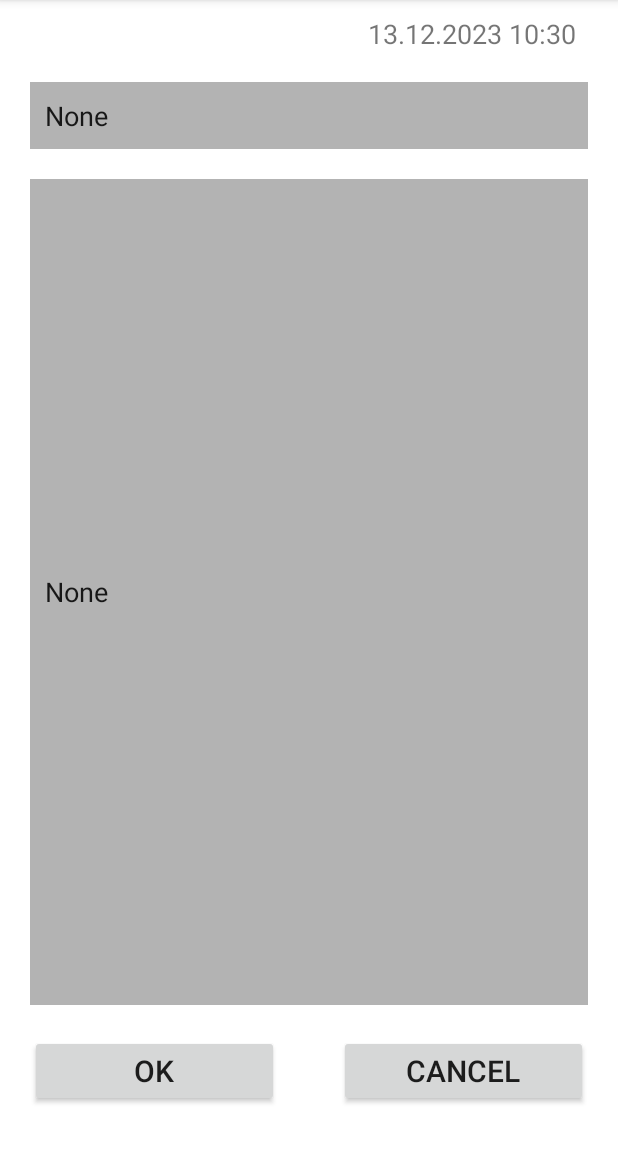
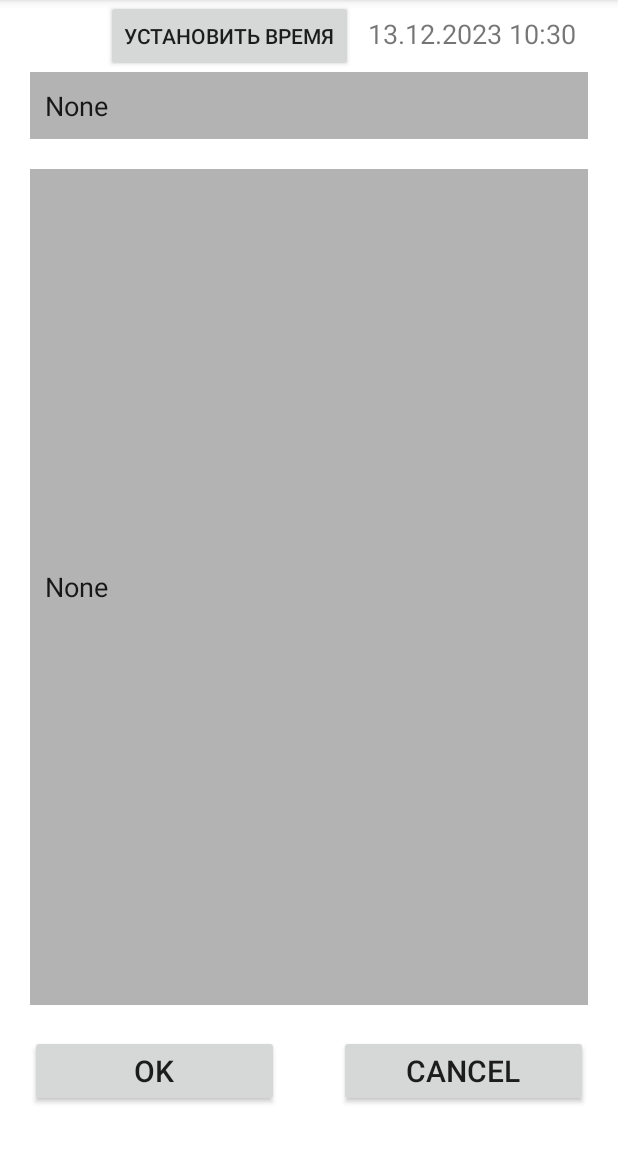
Before and after one commit to RPO-Mobile/Pract24, an Android app: the Second screen opened directly, with no data from a screen before it, on a phone screen of 412 x 824 dp, the part 84-1236 px from its top. Run offline under Robolectric (Android 15) with nearby library versions, the phone set to English and light mode, and no system bars.

Commit message:
Added "Set time" button on the second form

```diff
--- a/app/src/main/res/layout/second_act.xml
+++ b/app/src/main/res/layout/second_act.xml
@@ -3,6 +3,14 @@
     android:orientation="vertical"
     android:layout_width="match_parent"
     android:layout_height="match_parent">
+    <LinearLayout
+        android:layout_width="match_parent"
+        android:layout_height="wrap_content"
+        android:gravity="right">
+        <Button
+            android:layout_width="wrap_content"
+            android:layout_height="wrap_content"
+            android:text="Установить время"/>
         <TextView
             android:id="@+id/tvTime"
             android:layout_width="wrap_content"
@@ -11,15 +19,15 @@
             android:paddingTop="10sp"
             android:paddingHorizontal="10sp"
             android:textSize="18sp"
-        android:layout_gravity="right"
             android:layout_marginRight="18sp"/>
+    </LinearLayout>
     <EditText
         android:id="@+id/etTitle"
         android:layout_width="match_parent"
         android:layout_height="wrap_content"
         android:background="@color/lightGray"
         android:layout_marginHorizontal = "20dp"
-        android:layout_marginTop="20dp"
+
         android:textSize="18sp"
         android:maxLines="1"
         android:maxLength="50"
```
Lines whose indentation alone changed are shown as unchanged.
